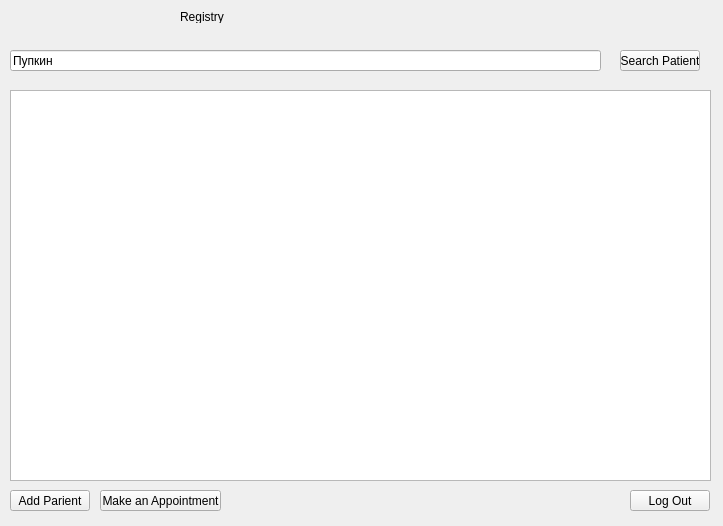
First picture: the form in registryform.ui, repository nikifor511/hhospital, before the edit.
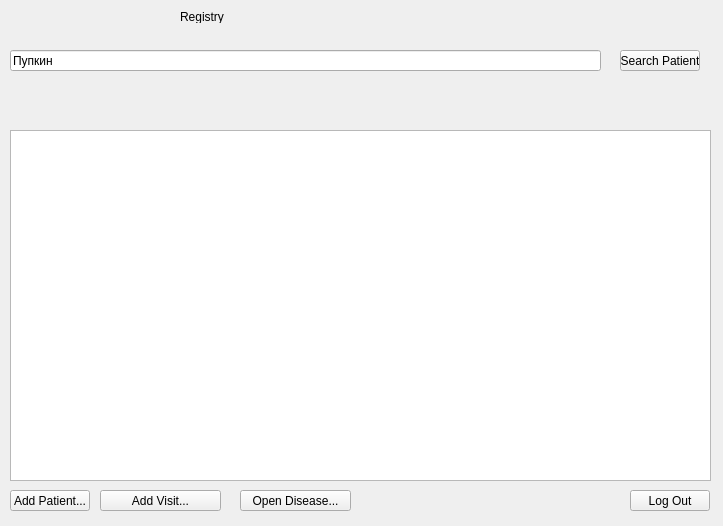
Second picture: the form after the edit.

Diff of the .ui file:
```diff
--- a/registryform.ui
+++ b/registryform.ui
@@ -30,9 +30,9 @@
    <property name="geometry">
     <rect>
      <x>10</x>
-     <y>90</y>
+     <y>130</y>
      <width>701</width>
-     <height>391</height>
+     <height>351</height>
     </rect>
    </property>
   </widget>
@@ -72,7 +72,7 @@
     </rect>
    </property>
    <property name="text">
-    <string>Add Parient</string>
+    <string>Add Patient...</string>
    </property>
   </widget>
   <widget class="QPushButton" name="pushButton_3">
@@ -98,7 +98,20 @@
     </rect>
    </property>
    <property name="text">
-    <string>Make an Appointment</string>
+    <string>Add Visit...</string>
+   </property>
+  </widget>
+  <widget class="QPushButton" name="pushButton_5">
+   <property name="geometry">
+    <rect>
+     <x>240</x>
+     <y>490</y>
+     <width>111</width>
+     <height>21</height>
+    </rect>
+   </property>
+   <property name="text">
+    <string>Open Disease...</string>
    </property>
   </widget>
  </widget>
```
